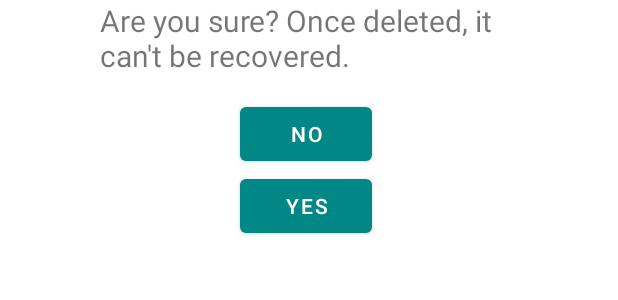
After one commit to CMPUT301F21T40/Routines, an Android app: the layout delete_habit_fragment.xml on its own in the app's theme, with its tools: preview values and no code run, on a phone screen of 412 x 824 dp. The commit adds this screen. Shown: the top 300 px of the screen. Run offline under Robolectric (Android 15) with nearby library versions, the phone set to English and light mode, and no system bars.

Commit message:
Created delete_habit_fragment and DeleteHabitActivity

```diff
--- /dev/null
+++ b/app/src/main/res/layout/delete_habit_fragment.xml
@@ -0,0 +1,37 @@
+<?xml version="1.0" encoding="utf-8"?>
+
+<LinearLayout xmlns:android="http://schemas.android.com/apk/res/android"
+    xmlns:tools="http://schemas.android.com/tools"
+    android:layout_width="match_parent"
+    android:layout_height="wrap_content"
+    android:orientation="vertical">
+
+
+    <TextView
+        android:layout_width="278dp"
+        android:layout_height="65dp"
+        android:text="Are you sure? Once deleted, it can't be recovered."
+        android:textSize="20sp"
+        android:layout_gravity="center"
+        android:visibility="visible" />
+
+    <Button
+        android:id="@+id/no_delete"
+        android:layout_width="wrap_content"
+        android:layout_height="wrap_content"
+        android:layout_marginLeft="160dp"
+        android:text="No"
+
+        />
+
+    <Button
+        android:id="@+id/yes_delete"
+        android:layout_width="wrap_content"
+        android:layout_height="wrap_content"
+        android:layout_marginLeft="160dp"
+        android:text="Yes"
+
+        />
+
+
+</LinearLayout>
```
Also changed, not shown: app/src/main/java/com/example/routines/DeleteHabitActivity.java (added, +40 -0 lines), app/src/main/java/com/example/routines/ViewHabitActivity.java (+30 -0 lines), app/src/main/res/layout/activity_view_habit.xml (+9 -0 lines), 1 other file.
